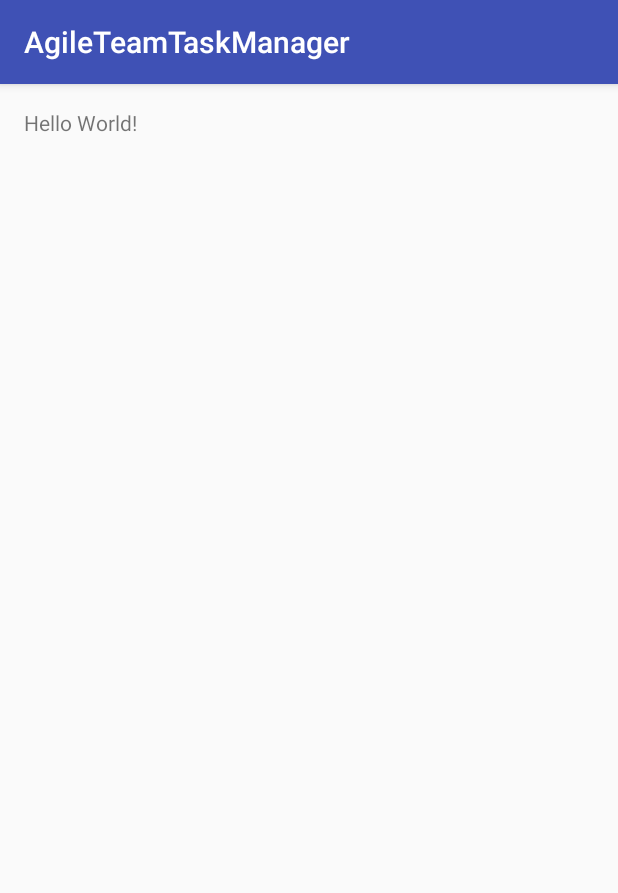
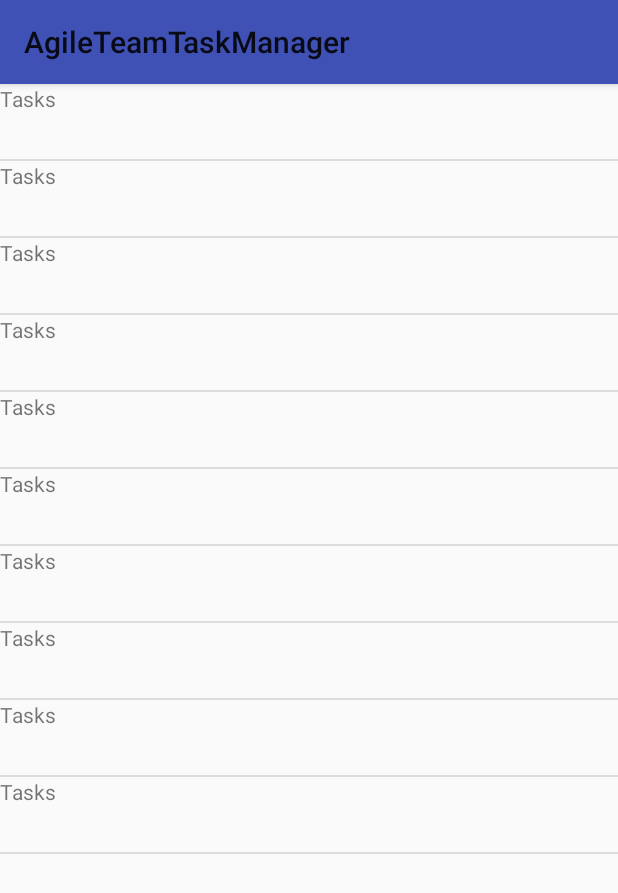
Before and after one commit to cho881020/AgileTeamTaskManager_Android, an Android app: the screen it shows after launch (MainActivity), on a phone screen of 412 x 824 dp. Shown: the top 893 px of the screen. Run offline under Robolectric (Android 15) with nearby library versions, the phone set to English and light mode, and no system bars.

Commit message:
2015-12-21 중간점검
리스트아이템에다가 뷰페이저를 달았다.

애자일과 같은 이벤트 지원이 가능할듯?

```diff
--- a/app/build.gradle
+++ b/app/build.gradle
@@ -23,4 +23,6 @@ dependencies {
     compile fileTree(dir: 'libs', include: ['*.jar'])
     testCompile 'junit:junit:4.12'
     compile 'com.android.support:appcompat-v7:23.1.1'
+//    compile 'com.android.support:design:22.2.0'
+
 }
--- a/app/src/main/java/kr/co/kj_studio/agileteamtaskmanager/MainActivity.java
+++ b/app/src/main/java/kr/co/kj_studio/agileteamtaskmanager/MainActivity.java
@@ -2,12 +2,19 @@ package kr.co.kj_studio.agileteamtaskmanager;
 
 import android.support.v7.app.AppCompatActivity;
 import android.os.Bundle;
+import android.widget.ListView;
+
+import java.util.ArrayList;
 
 public class MainActivity extends AppCompatActivity {
 
+    ListView myListView;
     @Override
     protected void onCreate(Bundle savedInstanceState) {
         super.onCreate(savedInstanceState);
         setContentView(R.layout.activity_main);
+
+        myListView = (ListView) findViewById(R.id.myListView);
+        myListView.setAdapter(new MyAdapter(MainActivity.this, new ArrayList<String>()));
     }
 }
--- /dev/null
+++ b/app/src/main/java/kr/co/kj_studio/agileteamtaskmanager/MyAdapter.java
@@ -0,0 +1,39 @@
+package kr.co.kj_studio.agileteamtaskmanager;
+
+import android.content.Context;
+import android.util.Log;
+import android.view.LayoutInflater;
+import android.view.MotionEvent;
+import android.view.View;
+import android.view.ViewGroup;
+import android.view.ViewTreeObserver;
+import android.widget.AbsListView;
+import android.widget.ArrayAdapter;
+import android.widget.HorizontalScrollView;
+import android.widget.TextView;
+
+import java.util.ArrayList;
+
+/**
+ * Created by KJ_Studio on 2015-12-07.
+ */
+public class MyAdapter extends ArrayAdapter<String> {
+    Context mContext;
+    public MyAdapter(Context context, ArrayList<String> list) {
+        super(context, R.layout.my_list_item, R.id.contentTxt, list);
+
+        mContext = context;
+
+    }
+
+    @Override
+    public View getView(int position, View convertView, ViewGroup parent) {
+        View row = new MyListItem(mContext);
+        return row;
+    }
+
+    @Override
+    public int getCount() {
+        return 10;
+    }
+}
--- /dev/null
+++ b/app/src/main/java/kr/co/kj_studio/agileteamtaskmanager/MyListItem.java
@@ -0,0 +1,84 @@
+package kr.co.kj_studio.agileteamtaskmanager;
+
+import android.app.LauncherActivity;
+import android.content.Context;
+import android.support.v4.view.PagerAdapter;
+import android.support.v4.view.ViewPager;
+import android.util.AttributeSet;
+import android.view.View;
+import android.widget.FrameLayout;
+import android.widget.ImageView;
+import android.widget.LinearLayout;
+import android.widget.TextView;
+
+/**
+ * Created by KJ_Studio on 2015-12-07.
+ */
+public class MyListItem  extends LinearLayout {
+
+    ViewPager myViewPager;
+    TextView emptyView1;
+    TextView emptyView2;
+    LinearLayout contentLayout;
+
+
+    public MyListItem(Context context) {
+        super(context);
+        init();
+    }
+
+    public MyListItem(Context context, AttributeSet attrs) {
+        super(context, attrs);
+        init();
+    }
+
+    public MyListItem(Context context, AttributeSet attrs, int defStyle) {
+        super(context, attrs, defStyle);
+        init();
+    }
+
+    private void init() {
+        inflate(getContext(), R.layout.my_list_item, this);
+
+        myViewPager = (ViewPager) findViewById(R.id.myViewPager);
+        emptyView1 = (TextView) findViewById(R.id.emptyView1);
+        emptyView2 = (TextView) findViewById(R.id.emptyView2);
+        contentLayout = (LinearLayout) findViewById(R.id.contentLayout);
+
+        WizardPagerAdapter adapter = new WizardPagerAdapter();
+        myViewPager.setAdapter(adapter);
+        myViewPager.setOffscreenPageLimit(3);
+        myViewPager.setCurrentItem(1);
+
+    }
+
+    class WizardPagerAdapter extends PagerAdapter {
+
+        public Object instantiateItem(View collection, int position) {
+
+            int resId = 0;
+            switch (position) {
+                case 0:
+                    resId = R.id.emptyView1;
+                    break;
+                case 1:
+                    resId = R.id.contentLayout;
+                    break;
+                case 2:
+                    resId = R.id.emptyView2;
+                    break;
+            }
+            return findViewById(resId);
+        }
+
+        @Override
+        public int getCount() {
+            return 3;
+        }
+
+        @Override
+        public boolean isViewFromObject(View arg0, Object arg1) {
+            return arg0 == ((View) arg1);
+        }
+    }
+}
--- a/app/src/main/res/layout/activity_main.xml
+++ b/app/src/main/res/layout/activity_main.xml
@@ -3,14 +3,12 @@
     xmlns:tools="http://schemas.android.com/tools"
     android:layout_width="match_parent"
     android:layout_height="match_parent"
-    android:paddingBottom="@dimen/activity_vertical_margin"
-    android:paddingLeft="@dimen/activity_horizontal_margin"
-    android:paddingRight="@dimen/activity_horizontal_margin"
-    android:paddingTop="@dimen/activity_vertical_margin"
     tools:context="kr.co.kj_studio.agileteamtaskmanager.MainActivity">
 
-    <TextView
-        android:layout_width="wrap_content"
-        android:layout_height="wrap_content"
-        android:text="Hello World!" />
+    <ListView
+        android:id="@+id/myListView"
+        android:layout_width="match_parent"
+        android:layout_height="match_parent">
+
+    </ListView>
 </RelativeLayout>
--- /dev/null
+++ b/app/src/main/res/layout/my_list_item.xml
@@ -0,0 +1,34 @@
+<?xml version="1.0" encoding="utf-8"?>
+<LinearLayout xmlns:android="http://schemas.android.com/apk/res/android"
+    android:layout_width="match_parent"
+    android:layout_height="match_parent"
+    android:orientation="vertical">
+
+    <android.support.v4.view.ViewPager
+        android:id="@+id/myViewPager"
+        android:layout_width="match_parent"
+        android:layout_height="50dp">
+
+        <TextView
+            android:id="@+id/emptyView1"
+            android:layout_width="match_parent"
+            android:layout_height="match_parent" />
+
+        <LinearLayout
+            android:id="@+id/contentLayout"
+            android:layout_width="match_parent"
+            android:layout_height="match_parent">
+            <TextView
+                android:id="@+id/contentTxt"
+                android:layout_width="match_parent"
+                android:layout_height="match_parent"
+                android:text="Tasks"/>
+        </LinearLayout>
+
+        <TextView
+            android:id="@+id/emptyView2"
+            android:layout_width="match_parent"
+            android:layout_height="match_parent" />
+
+    </android.support.v4.view.ViewPager>
+</LinearLayout>
--- a/app/src/main/res/values/styles.xml
+++ b/app/src/main/res/values/styles.xml
@@ -1,7 +1,7 @@
 <resources>
 
     <!-- Base application theme. -->
-    <style name="AppTheme" parent="Theme.AppCompat.Light.DarkActionBar">
+    <style name="AppTheme" parent="Theme.AppCompat.Light">
         <!-- Customize your theme here. -->
         <item name="colorPrimary">@color/colorPrimary</item>
         <item name="colorPrimaryDark">@color/colorPrimaryDark</item>
```
